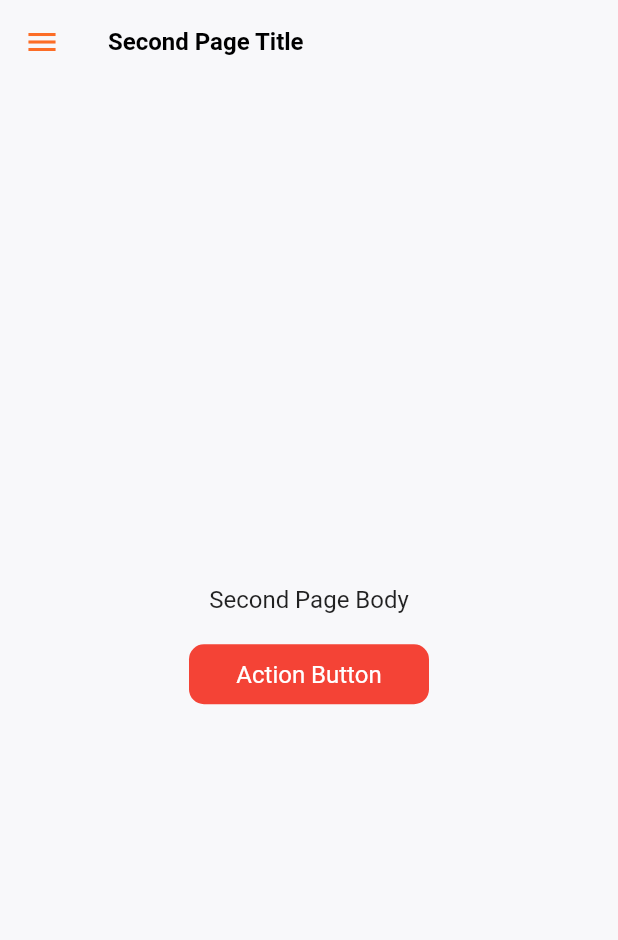
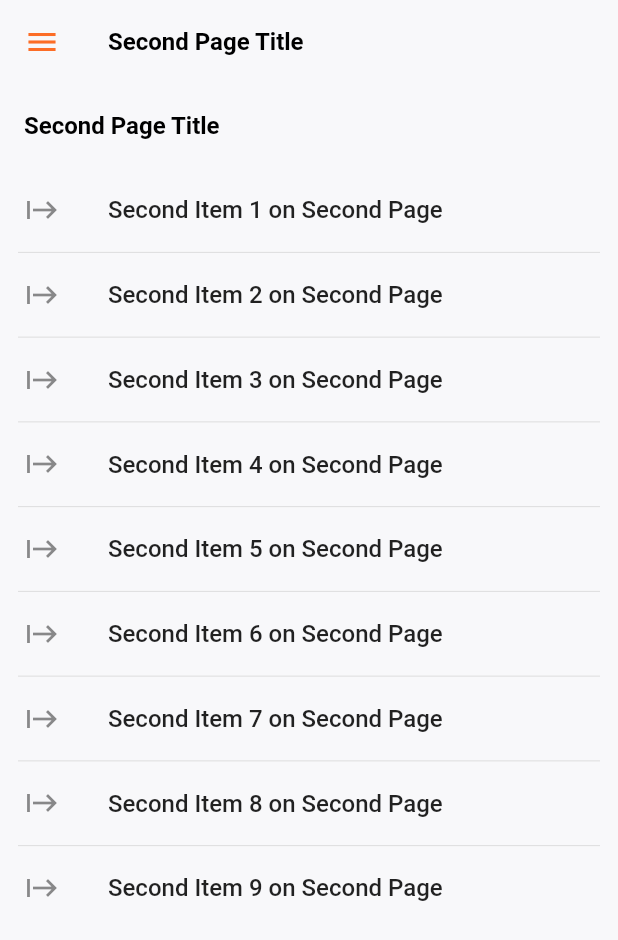
Before and after one commit to gaoshanyu/pad_demo, a Flutter app: the SecondPage screen opened directly, on a phone screen of 412 x 824 dp. Shown: the top 940 px of the screen. Run offline on Flutter 3.47's test engine with Material 2 defaults, Android fonts, the phone set to English and light mode, and no system bars; our stand-ins replace adaptive_breakpoints, shared_preferences; accounts and stored records are empty; generated files the repository leaves out were written again.

Commit message:
feat: Add Details view for first page.

```diff
--- a/lib/pages/details_page.dart
+++ b/lib/pages/details_page.dart
@@ -1,12 +1,20 @@
 import 'package:flutter/material.dart';
 
 class DetailsPage extends StatelessWidget {
-  const DetailsPage({super.key, required this.contentString});
+  const DetailsPage({super.key, required this.id, required this.background});
 
-  final String contentString;
+  final int id;
+  final Color background;
 
   @override
   Widget build(BuildContext context) {
-    return Scaffold(appBar: AppBar(title: Text(contentString)), body: Center(child: Text('Details Page Body: $contentString')));
+    String content = 'from page $id';
+    if (id == 100) {
+      content += ": it's second page left";
+    } else if (id % 2 == 0) {
+      content += ": it's come from special item";
+    }
+    return Scaffold(
+        appBar: AppBar(title: Text('Page $id')), backgroundColor: background, body: Center(child: Text('Details Page Body: $content')));
   }
 }
--- a/lib/pages/second_page.dart
+++ b/lib/pages/second_page.dart
@@ -3,41 +3,57 @@ import 'package:pad_demo/adaptive.dart';
 import 'package:pad_demo/global_keys.dart';
 import 'package:pad_demo/pages/details_page.dart';
 
-class SecondPage extends StatelessWidget {
+class SecondPage extends StatefulWidget {
   const SecondPage({super.key});
+
+  @override
+  State<SecondPage> createState() => _SecondPageState();
+}
+
+class _SecondPageState extends State<SecondPage> {
+  static const numItems = 9;
 
   @override
   Widget build(BuildContext context) {
     return Scaffold(
-        appBar: AppBar(
+        appBar: isDesktopLayout(context)
+            ? null
+            : AppBar(
                 title: const Text('Second Page Title'),
-          leading: isDesktopLayout(context)
-              ? null
-              : InkWell(
+                leading: InkWell(
                     child: const Icon(Icons.menu),
                     onTap: () {
                       GlobalKeys.rootScaffoldKey.currentState?.openDrawer();
+                    }),
+              ),
+        body: Row(children: [_buildLeftView(), _buildDetailsView()]));
+  }
+
+  Widget _buildDetailsView() {
+    return Container();
+  }
+
+  Widget _buildLeftView() {
+    return Expanded(
+      child: Scaffold(
+        appBar: AppBar(title: const Text('Second Page Title')),
+        body: Center(
+          child: ListView.separated(
+              itemCount: numItems,
+              separatorBuilder: (context, index) => const Divider(height: .5, indent: 12.0, endIndent: 12.0, color: Color(0xFFDDDDDD)),
+              itemBuilder: (context, index) => ListTile(
+                    leading: const Icon(Icons.start),
+                    title: Text(
+                      'Second Item ${index + 1} on Second Page',
+                    ),
+                    onTap: () {
+                      setState(() {
+                        Navigator.of(context).push(MaterialPageRoute(builder: (context) => DetailsPage(id: index, background: Colors.green.withOpacity((100 - index * 3) / 100))));
+                      });
                     },
+                  )),
         ),
       ),
-        body: Center(
-            child: Column(
-          mainAxisAlignment: MainAxisAlignment.center,
-          children: [
-            const Text('Second Page Body'),
-            InkWell(
-              onTap: () {
-                Navigator.of(context).push(MaterialPageRoute(builder: (context) => const DetailsPage(contentString: 'Push from Second page')));
-              },
-              child: Container(
-                width: 160,
-                height: 40,
-                margin: const EdgeInsets.all(20),
-                decoration: BoxDecoration(color: Colors.red, borderRadius: BorderRadius.circular(10)),
-                child: const Center(child: Text('Action Button', style: TextStyle(color: Colors.white))),
-              ),
-            )
-          ],
-        )));
+    );
   }
 }
```
Also changed, not shown: lib/pages/first_page.dart (+53 -30 lines). Lines whose indentation alone changed are shown as unchanged.
